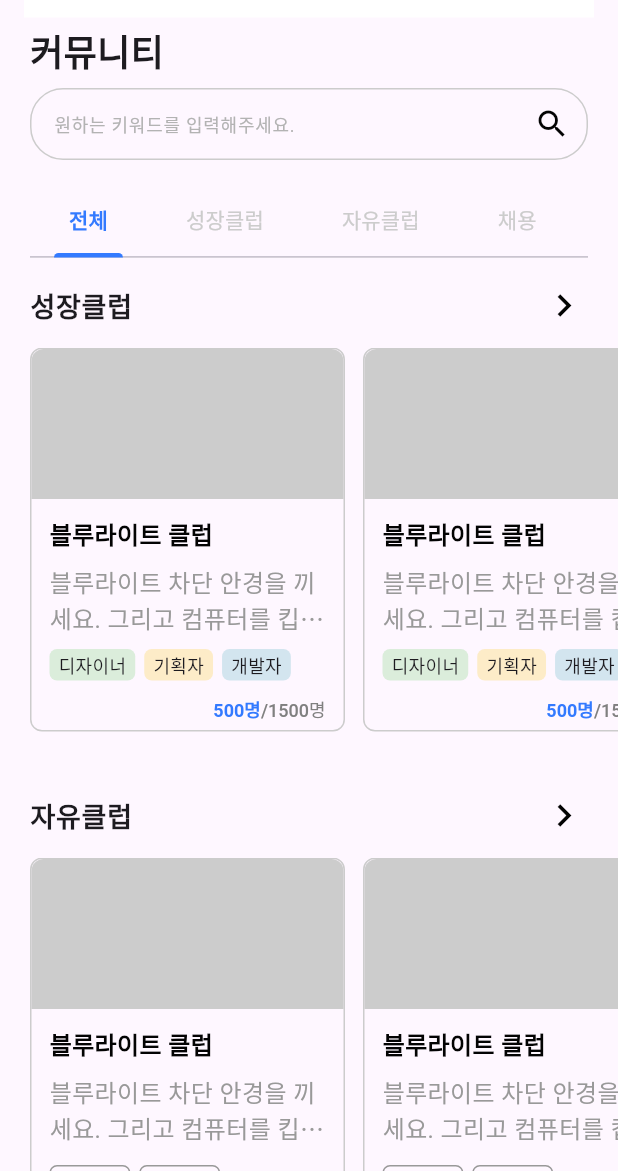
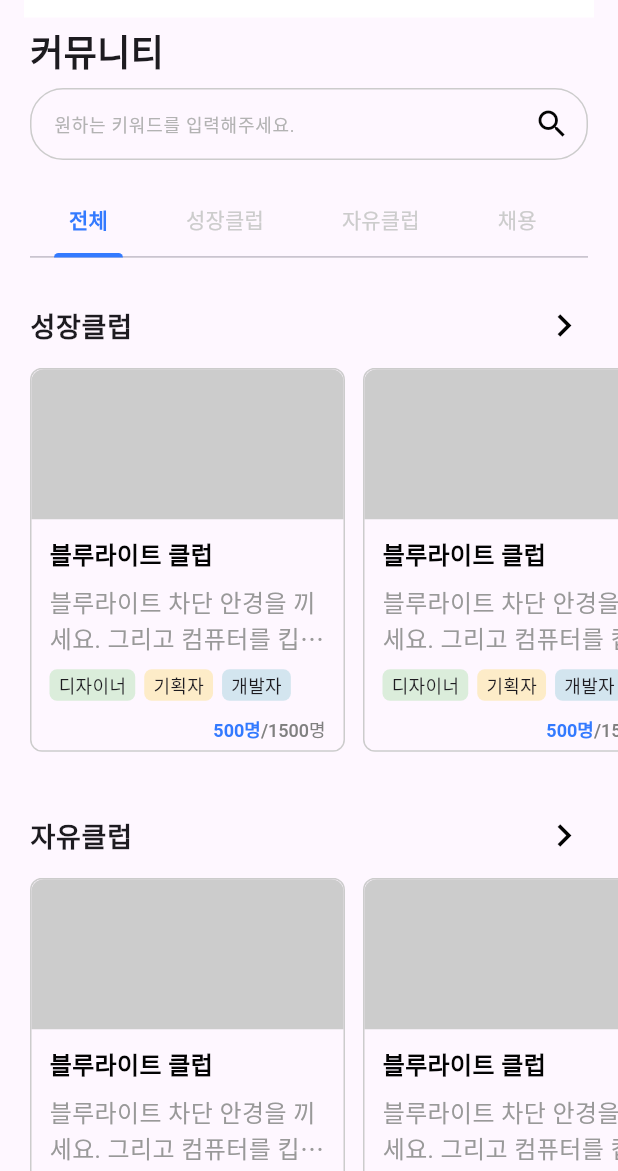
Before and after one commit to 9weeks-app-web/Team-6, a Flutter app: the CommunityPage screen opened by its route, on a phone screen of 412 x 824 dp, the part 65-1236 px from its top. Run offline on Flutter 3.47's test engine with Material 3 defaults, Android fonts, the phone set to English and light mode, and no system bars; our stand-ins replace dotted_border, equatable, file_picker, flutter_riverpod, flutter_svg, fluttertoast and 2 more; accounts and stored records are empty; Roboto replaces fonts that are missing (Pretendard, Pretendard Variable).

Commit message:
Fix: 탭바 타이틀 간격 24 #49

```diff
--- a/lib/view/pages/community_pages/tab_pages/all_page.dart
+++ b/lib/view/pages/community_pages/tab_pages/all_page.dart
@@ -9,16 +9,25 @@ class AllPage extends StatelessWidget {
 
   @override
   Widget build(BuildContext context) {
+    double listTileTopPadding = 17.5;
+    double designedTitlePadding = 11;
+    double tabbarContentGap = 24;
     return ListView(
       shrinkWrap: true,
       children: [
-        const SizedBox(height: 4),
+        SizedBox(
+          height:
+              tabbarContentGap - (listTileTopPadding - designedTitlePadding),
+        ),
         Padding(
           padding: const EdgeInsets.only(left: 20.0),
           child: Column(
             children: [
               ListTile(
-                contentPadding: const EdgeInsets.only(left: 0, right: 4),
+                contentPadding: const EdgeInsets.only(
+                  left: 0,
+                  right: 4,
+                ),
                 title: Text(
                   '성장클럽',
                   style: DesignTextStyle.SubTitle_Bold,
@@ -94,7 +103,6 @@ class AllPage extends StatelessWidget {
                 style: DesignTextStyle.SubTitle_Bold,
               ),
               trailing: MoreButtonWidget(
-                label: '전체',
                 onPressed: () {},
               ),
             ),
```
Also changed, not shown: lib/view/pages/community_pages/tab_pages/free_club_page.dart (+6 -1 lines), lib/view/pages/community_pages/tab_pages/growth_club_page.dart (+6 -1 lines), lib/view/pages/community_pages/tab_pages/recruit_page.dart (+8 -2 lines).
